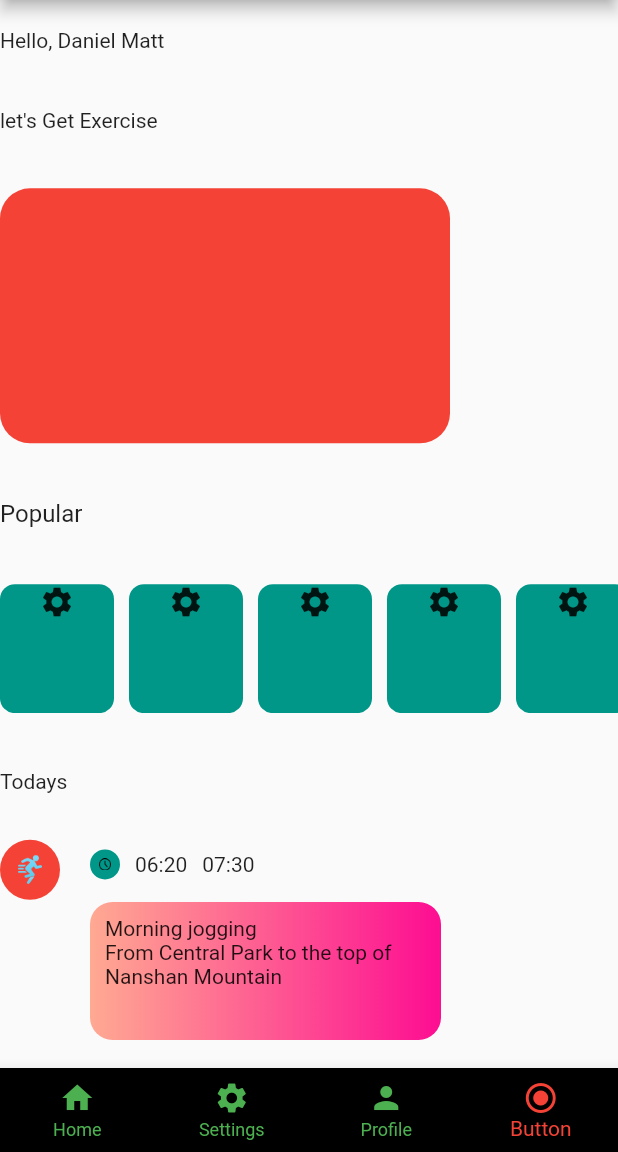
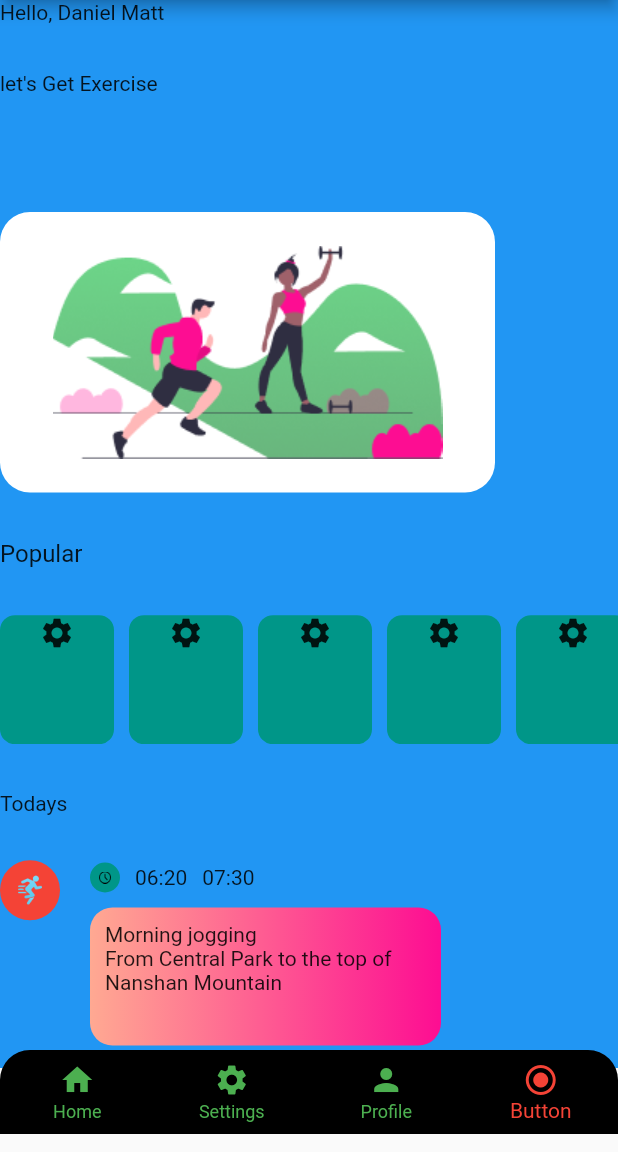
Before and after one commit to alphazen01/Fitness-App, a Flutter app: the screen it shows after launch, item 4 of the bottom bar chosen, on a phone screen of 412 x 824 dp, the part 84-1236 px from its top. Run offline on Flutter 3.47's test engine with Material 2 defaults, Android fonts, the phone set to English and light mode, and no system bars.

Commit message:
navigationBar

```diff
--- a/lib/home.dart
+++ b/lib/home.dart
@@ -224,7 +224,14 @@ class _HomeScreenState extends State<HomeScreen> {
       //    ],
       //  ),
        screens.elementAt(selectedIndex),
-        bottomNavigationBar: BottomNavigationBar(
+        bottomNavigationBar: Transform.translate(
+          offset: Offset(0,-12),
+          child: ClipRRect(
+            borderRadius: BorderRadius.only(
+            topLeft: Radius.circular(20),
+            topRight: Radius.circular(20)
+            ),
+            child: BottomNavigationBar(
               type: BottomNavigationBarType.fixed,
               items:[
                 BottomNavigationBarItem(
@@ -257,8 +264,10 @@ class _HomeScreenState extends State<HomeScreen> {
               },
 
             ),
+          ),
+        ),
     );
   }
 
-  static Contactlist() {}
+
 }
--- a/lib/screens/home_screen.dart
+++ b/lib/screens/home_screen.dart
@@ -12,10 +12,13 @@ class _ParvejState extends State<Parvej> {
   @override
   Widget build(BuildContext context) {
     return Scaffold(
-
+      // backgroundColor: Colors.black,
        body:
-       Column(
-         mainAxisAlignment: MainAxisAlignment.spaceAround,
+       Container(
+         color: Colors.blue,
+         child: Expanded(
+           child: Column(
+            mainAxisAlignment: MainAxisAlignment.spaceBetween,
              crossAxisAlignment: CrossAxisAlignment.start,
              children: [
                Text(
@@ -26,13 +29,17 @@ class _ParvejState extends State<Parvej> {
                  ),
                  ),
                  Text("let's Get Exercise"),
+                 SizedBox(
+                   height: 15,
+                 ),
                  Container(
-               width: 300,
-               height: 170,
+                   width: 330,
+                   height: 187,
                    decoration: BoxDecoration(
-                 color: Colors.red,
+                     color: Colors.white,
                      borderRadius: BorderRadius.circular(20)
                    ),
+                   child: Image.asset("assets/undraw_working_out_6psf (1) 1.png"),
                  ),
                 Text(
                  "Popular",
@@ -109,9 +116,8 @@ class _ParvejState extends State<Parvej> {
                 SizedBox(
                   width: 20,
                 ),
-            Row(
-              children: [
-                Column(
+                Expanded(
+                  child: Column(
                   crossAxisAlignment: CrossAxisAlignment.start,
 
                   children: [
@@ -137,9 +143,10 @@ class _ParvejState extends State<Parvej> {
                     ],
                     ),
                    SizedBox(
-                   height: 15,
+                     height: 10,
                    ),
                   Container(
+                    margin: EdgeInsets.only(bottom: 15),
                   width: 234,
                   height: 92,
                   decoration: BoxDecoration(
@@ -164,10 +171,6 @@ class _ParvejState extends State<Parvej> {
                   )
                   ],
                 ),
-
-
-
-              ],
                 ),
 
                 ],
@@ -175,6 +178,8 @@ class _ParvejState extends State<Parvej> {
 
              ],
            ),
+         ),
+       ),
     );
   }
 }
```
Also changed, not shown: assets/Frame 41 (1).png (added), assets/Frame 41 (2).png (added), assets/Frame 41.png (added), assets/Frame 8.png (added), assets/Line 1.png (added), assets/undraw_working_out_6psf (1) 1.png (added). Lines whose indentation alone changed are shown as unchanged.
